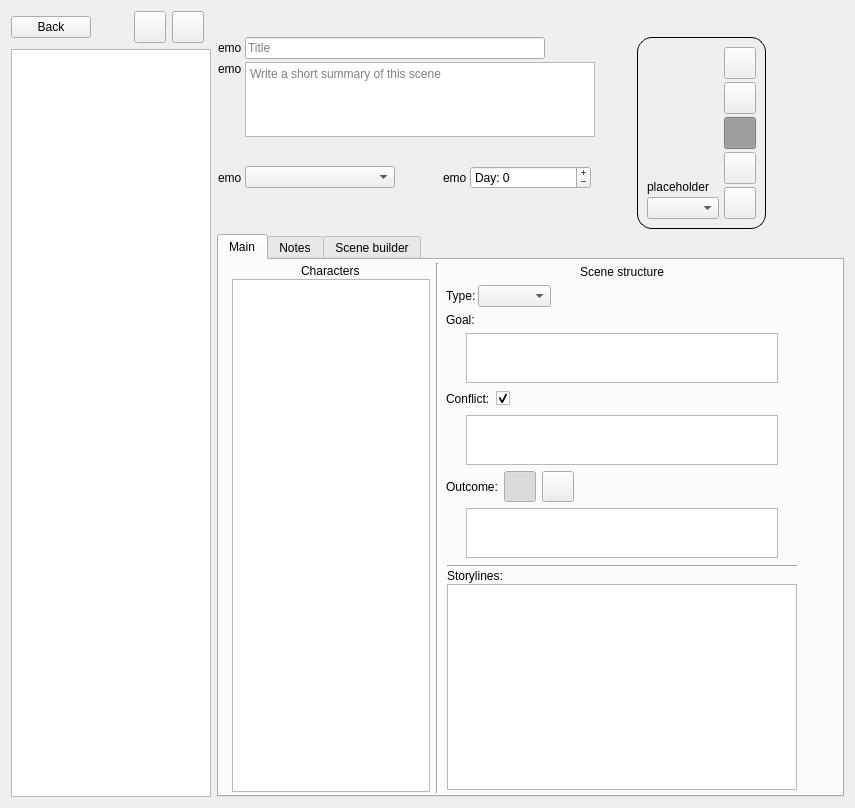
Old version of the form ui/scene_editor.ui in the repository zkovari/plotlyst.
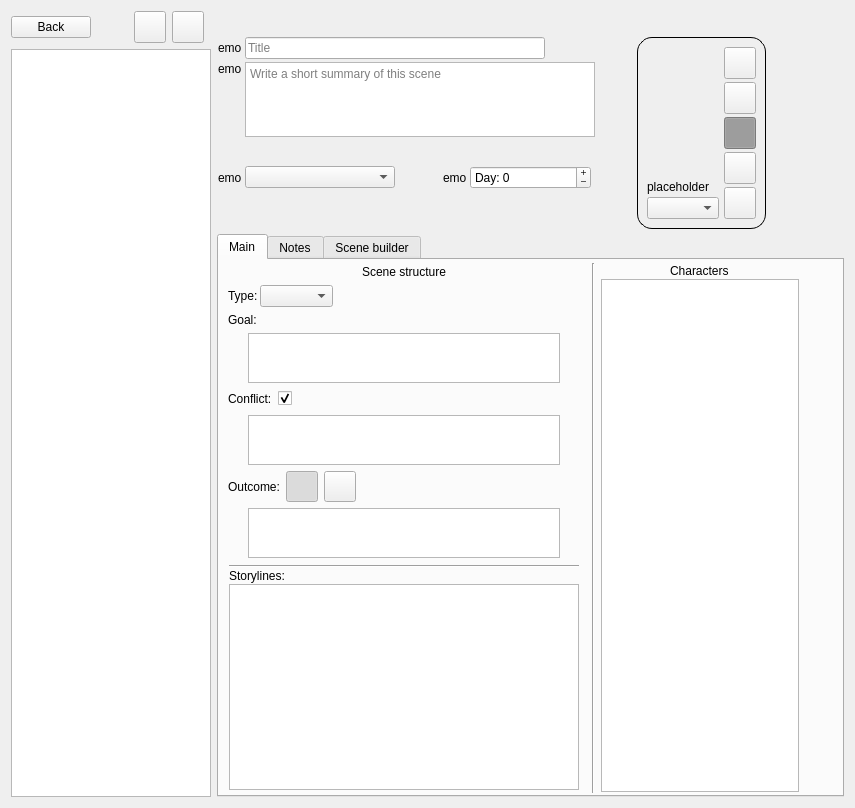
New version of the form.

Commit message: move characters tableview

```diff
--- a/ui/scene_editor.ui
+++ b/ui/scene_editor.ui
@@ -789,75 +789,6 @@
            <property name="spacing">
             <number>0</number>
            </property>
-           <item>
-            <spacer name="horizontalSpacer_20">
-             <property name="orientation">
-              <enum>Qt::Horizontal</enum>
-             </property>
-             <property name="sizeType">
-              <enum>QSizePolicy::Preferred</enum>
-             </property>
-             <property name="sizeHint" stdset="0">
-              <size>
-               <width>10</width>
-               <height>20</height>
-              </size>
-             </property>
-            </spacer>
-           </item>
-           <item>
-            <widget class="QWidget" name="widget_2" native="true">
-             <property name="maximumSize">
-              <size>
-               <width>200</width>
-               <height>16777215</height>
-              </size>
-             </property>
-             <layout class="QVBoxLayout" name="verticalLayout_6">
-              <property name="spacing">
-               <number>1</number>
-              </property>
-              <property name="leftMargin">
-               <number>1</number>
-              </property>
-              <property name="topMargin">
-               <number>1</number>
-              </property>
-              <property name="rightMargin">
-               <number>1</number>
-              </property>
-              <property name="bottomMargin">
-               <number>1</number>
-              </property>
-              <item alignment="Qt::AlignHCenter">
-               <widget class="QLabel" name="lblCharacters">
-                <property name="text">
-                 <string>Characters</string>
-                </property>
-               </widget>
-              </item>
-              <item>
-               <widget class="QTableView" name="tblCharacters">
-                <property name="selectionMode">
-                 <enum>QAbstractItemView::NoSelection</enum>
-                </property>
-                <property name="showGrid">
-                 <bool>false</bool>
-                </property>
-                <attribute name="horizontalHeaderVisible">
-                 <bool>false</bool>
-                </attribute>
-                <attribute name="horizontalHeaderDefaultSectionSize">
-                 <number>200</number>
-                </attribute>
-                <attribute name="verticalHeaderVisible">
-                 <bool>false</bool>
-                </attribute>
-               </widget>
-              </item>
-             </layout>
-            </widget>
-           </item>
            <item>
             <spacer name="horizontalSpacer_12">
              <property name="orientation">
@@ -874,29 +805,6 @@
              </property>
             </spacer>
            </item>
-           <item>
-            <widget class="Line" name="line_2">
-             <property name="orientation">
-              <enum>Qt::Vertical</enum>
-             </property>
-            </widget>
-           </item>
-           <item>
-            <spacer name="horizontalSpacer_19">
-             <property name="orientation">
-              <enum>Qt::Horizontal</enum>
-             </property>
-             <property name="sizeType">
-              <enum>QSizePolicy::Preferred</enum>
-             </property>
-             <property name="sizeHint" stdset="0">
-              <size>
-               <width>5</width>
-               <height>20</height>
-              </size>
-             </property>
-            </spacer>
-           </item>
            <item>
             <widget class="QWidget" name="widget" native="true">
              <property name="maximumSize">
@@ -1329,6 +1237,98 @@
              </layout>
             </widget>
            </item>
+           <item>
+            <spacer name="horizontalSpacer_20">
+             <property name="orientation">
+              <enum>Qt::Horizontal</enum>
+             </property>
+             <property name="sizeType">
+              <enum>QSizePolicy::Preferred</enum>
+             </property>
+             <property name="sizeHint" stdset="0">
+              <size>
+               <width>10</width>
+               <height>20</height>
+              </size>
+             </property>
+            </spacer>
+           </item>
+           <item>
+            <widget class="Line" name="line_2">
+             <property name="orientation">
+              <enum>Qt::Vertical</enum>
+             </property>
+            </widget>
+           </item>
+           <item>
+            <spacer name="horizontalSpacer_19">
+             <property name="orientation">
+              <enum>Qt::Horizontal</enum>
+             </property>
+             <property name="sizeType">
+              <enum>QSizePolicy::Preferred</enum>
+             </property>
+             <property name="sizeHint" stdset="0">
+              <size>
+               <width>5</width>
+               <height>20</height>
+              </size>
+             </property>
+            </spacer>
+           </item>
+           <item>
+            <widget class="QWidget" name="widget_2" native="true">
+             <property name="maximumSize">
+              <size>
+               <width>200</width>
+               <height>16777215</height>
+              </size>
+             </property>
+             <layout class="QVBoxLayout" name="verticalLayout_6">
+              <property name="spacing">
+               <number>1</number>
+              </property>
+              <property name="leftMargin">
+               <number>1</number>
+              </property>
+              <property name="topMargin">
+               <number>1</number>
+              </property>
+              <property name="rightMargin">
+               <number>1</number>
+              </property>
+              <property name="bottomMargin">
+               <number>1</number>
+              </property>
+              <item alignment="Qt::AlignHCenter">
+               <widget class="QLabel" name="lblCharacters">
+                <property name="text">
+                 <string>Characters</string>
+                </property>
+               </widget>
+              </item>
+              <item>
+               <widget class="QTableView" name="tblCharacters">
+                <property name="selectionMode">
+                 <enum>QAbstractItemView::NoSelection</enum>
+                </property>
+                <property name="showGrid">
+                 <bool>false</bool>
+                </property>
+                <attribute name="horizontalHeaderVisible">
+                 <bool>false</bool>
+                </attribute>
+                <attribute name="horizontalHeaderDefaultSectionSize">
+                 <number>200</number>
+                </attribute>
+                <attribute name="verticalHeaderVisible">
+                 <bool>false</bool>
+                </attribute>
+               </widget>
+              </item>
+             </layout>
+            </widget>
+           </item>
            <item>
             <spacer name="horizontalSpacer_11">
              <property name="orientation">
```
